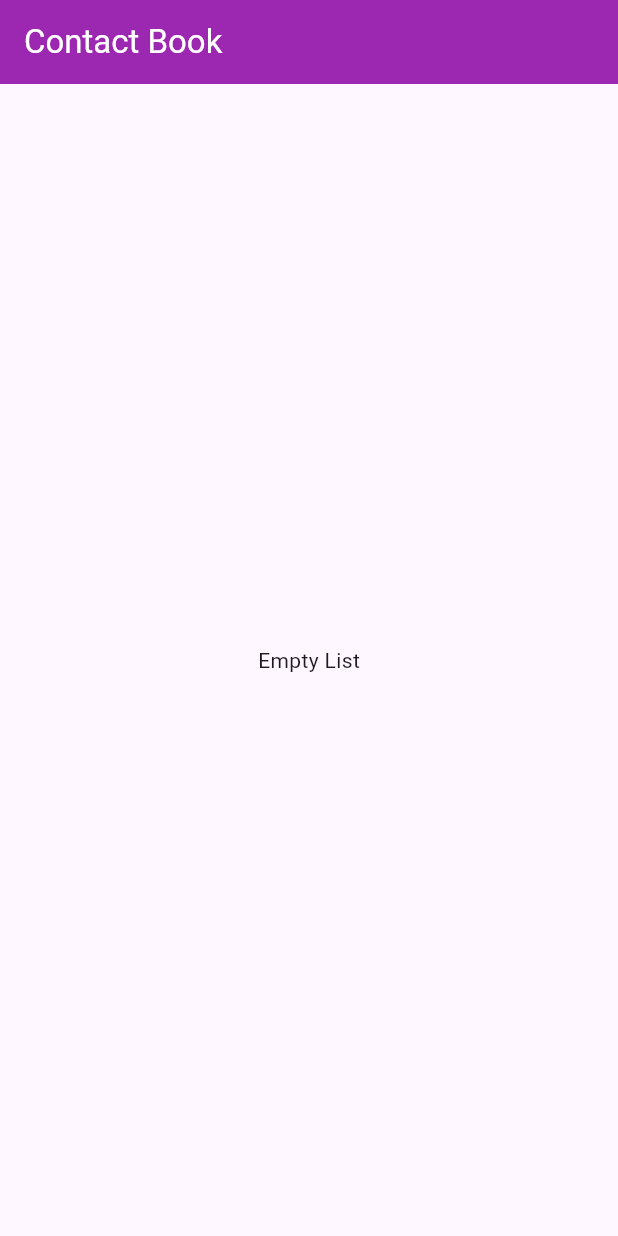
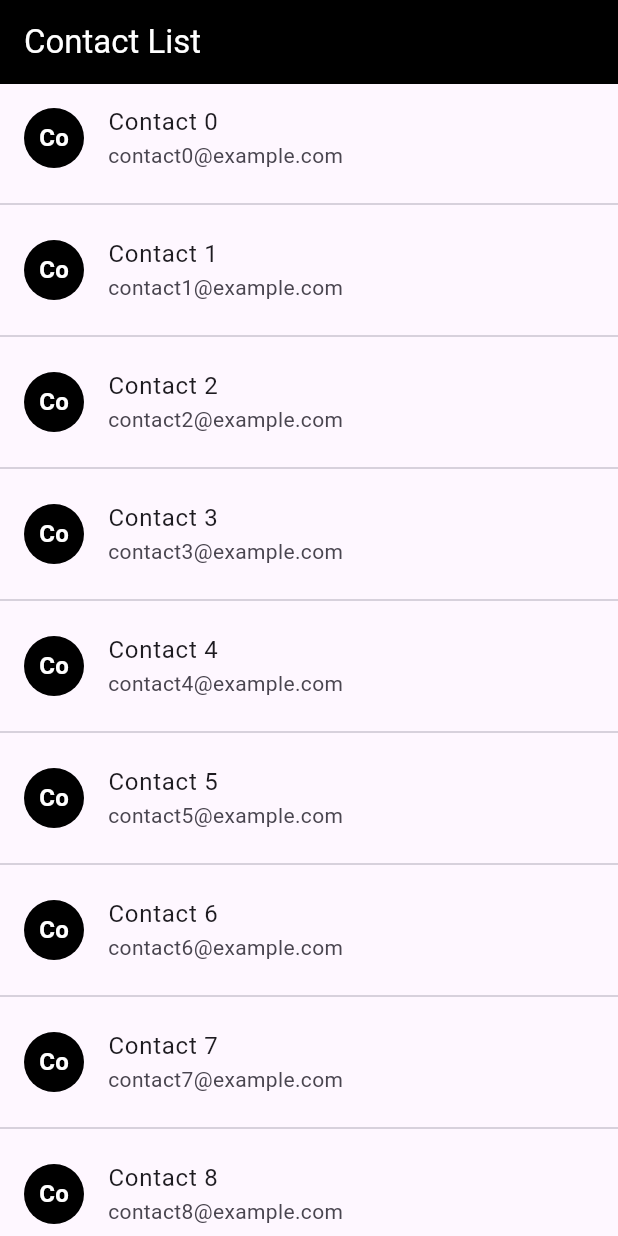
Before and after one commit to Adrianns/flutter_clean_architecture, a Flutter app: the screen it shows after launch, on a phone screen of 412 x 824 dp. Run offline on Flutter 3.47's test engine with Material 3 defaults, Android fonts, the light colour scheme and no system bars; our stand-ins replace equatable, flutter_bloc, get_it.

Commit message:
+ contact list page

```diff
--- a/lib/app/features/contacts/data/repositories/contacts_repository_impl.dart
+++ b/lib/app/features/contacts/data/repositories/contacts_repository_impl.dart
@@ -1,9 +1,24 @@
 import 'package:clean_architecture_course/app/core/utils/either.dart';
 import 'package:clean_architecture_course/app/features/contacts/domain/entities/contact.dart';
 import 'package:clean_architecture_course/app/features/contacts/domain/repositories/contacts_repository.dart';
+import 'package:clean_architecture_course/app/features/contacts/domain/value_objects/email.dart';
+import 'package:clean_architecture_course/app/features/contacts/domain/value_objects/phone_number.dart';
 
 class ContactsRepositoryImpl implements ContactsRepository {
   List<Contact> contacts = [];
+
+  ContactsRepositoryImpl() {
+    for (int i = 0; i <= 18; i++) {
+      contacts.add(
+        Contact(
+          id: '$i',
+          name: 'Contact $i',
+          email: Email('contact$i@example.com'),
+          phone: PhoneNumber('+59898123254'),
+        ),
+      );
+    }
+  }
   @override
   Either<Exception, Contact> createContact(Contact contact) {
     contacts.add(contact);
--- a/lib/app/features/contacts/domain/usecases/get_all_contact_usecase.dart
+++ b/lib/app/features/contacts/domain/usecases/get_all_contact_usecase.dart
@@ -7,7 +7,7 @@ class GetAllContactsUseCase {
 
   GetAllContactsUseCase(this.userRepository);
 
-  Either<Exception, List<Contact>> execute() {
+  Future<Either<Exception, List<Contact>>> execute() async {
     final users = userRepository.getAllContacts();
     return users;
   }
--- a/lib/app/features/contacts/presentation/cubit/contacts_cubit.dart
+++ b/lib/app/features/contacts/presentation/cubit/contacts_cubit.dart
@@ -7,8 +7,19 @@ import 'package:equatable/equatable.dart';
 part 'contacts_state.dart';
 
 class ContactsCubit extends Cubit<ContactsState> {
+  final CreateContactUseCase createContactUseCase;
+  final GetAllContactsUseCase getAllContactsUseCase;
   ContactsCubit({
-    required CreateContactUseCase createContact,
-    required GetAllContactsUseCase getAllContacts,
-  }) : super(ContactsInitialState());
+    required this.createContactUseCase,
+    required this.getAllContactsUseCase,
+  }) : super(ContactsInitial());
+
+  void getAllContacts() async {
+    emit(ContactsLoading());
+    final result = await getAllContactsUseCase.execute();
+    result.fold(
+      (error) => emit(ContactsError(error as String)),
+      (contacts) => emit(ContactsLoaded(contacts)),
+    );
+  }
 }
--- a/lib/app/features/contacts/presentation/cubit/contacts_state.dart
+++ b/lib/app/features/contacts/presentation/cubit/contacts_state.dart
@@ -7,14 +7,23 @@ abstract class ContactsState extends Equatable {
   List<Object> get props => [];
 }
 
-class ContactsInitialState extends ContactsState {}
+class ContactsInitial extends ContactsState {}
 
-class ContactsLoadingState extends ContactsState {}
+class ContactsLoading extends ContactsState {}
 
-class ContactsLoadedState extends ContactsState {
+class ContactsError extends ContactsState {
+  final String message;
+
+  const ContactsError(this.message);
+
+  @override
+  List<Object> get props => [message];
+}
+
+class ContactsLoaded extends ContactsState {
   final List<Contact> contacts;
 
-  const ContactsLoadedState(this.contacts);
+  const ContactsLoaded(this.contacts);
 
   @override
   List<Object> get props => [contacts];
--- a/lib/injection_container.dart
+++ b/lib/injection_container.dart
@@ -2,7 +2,6 @@ import 'package:clean_architecture_course/app/features/contacts/data/repositorie
 import 'package:clean_architecture_course/app/features/contacts/domain/repositories/contacts_repository.dart';
 import 'package:clean_architecture_course/app/features/contacts/domain/usecases/create_contact_usecase.dart';
 import 'package:clean_architecture_course/app/features/contacts/domain/usecases/get_all_contact_usecase.dart';
-import 'package:clean_architecture_course/app/features/contacts/presentation/cubit/contacts_cubit.dart';
 import 'package:get_it/get_it.dart';
 
 final sl = GetIt.instance;
@@ -15,9 +14,4 @@ Future<void> init() async {
   // USECASES
   sl.registerLazySingleton(() => CreateContactUseCase(sl()));
   sl.registerLazySingleton(() => GetAllContactsUseCase(sl()));
-  // BLOC, CUBITS, PROVIDERS, ETC
-  sl.registerFactory(() => ContactsCubit(
-        createContact: sl(),
-        getAllContacts: sl(),
-      ));
 }
--- a/lib/main.dart
+++ b/lib/main.dart
@@ -1,5 +1,9 @@
+import 'package:clean_architecture_course/app/features/contacts/domain/usecases/create_contact_usecase.dart';
+import 'package:clean_architecture_course/app/features/contacts/domain/usecases/get_all_contact_usecase.dart';
+import 'package:clean_architecture_course/app/features/contacts/presentation/cubit/contacts_cubit.dart';
 import 'package:clean_architecture_course/injection_container.dart' as di;
 import 'package:flutter/material.dart';
+import 'package:flutter_bloc/flutter_bloc.dart';
 
 Future<void> main() async {
   await di.init();
@@ -13,33 +17,83 @@ class MyApp extends StatelessWidget {
   Widget build(BuildContext context) {
     return MaterialApp(
       debugShowCheckedModeBanner: false,
-      title: 'My Flutter App',
       theme: ThemeData(
         useMaterial3: true,
-        primarySwatch: Colors.purple,
+        primarySwatch: Colors.blue,
       ),
-      home: const MyHomePage(),
+      home: MultiBlocProvider(
+        providers: [
+          BlocProvider<ContactsCubit>(
+              create: (context) => ContactsCubit(
+                    createContactUseCase: di.sl<CreateContactUseCase>(),
+                    getAllContactsUseCase: di.sl<GetAllContactsUseCase>(),
+                  )..getAllContacts()),
+        ],
+        child: const ContactListPage(),
+      ),
     );
   }
 }
 
-class MyHomePage extends StatelessWidget {
-  const MyHomePage({super.key});
+class ContactListPage extends StatelessWidget {
+  const ContactListPage({Key? key}) : super(key: key);
 
   @override
   Widget build(BuildContext context) {
     return Scaffold(
       appBar: AppBar(
-        backgroundColor: Colors.purple,
+        backgroundColor: Colors.black,
         title: const Text(
-          'Contact Book',
+          'Contact List',
           style: TextStyle(color: Colors.white),
         ),
       ),
-      body: const Center(
-          child: Text(
-        'Empty List',
-      )),
+      body: BlocBuilder<ContactsCubit, ContactsState>(
+        builder: (context, state) {
+          if (state is ContactsLoading || state is ContactsInitial) {
+            return const Center(
+              child: CircularProgressIndicator(),
+            );
+          } else if (state is ContactsLoaded) {
+            final contacts = state.contacts;
+            if (contacts.isEmpty) {
+              return const Center(
+                child: Text('No Contacts'),
+              );
+            } else {
+              return ListView.separated(
+                itemCount: contacts.length,
+                itemBuilder: (context, index) {
+                  final contact = contacts[index];
+                  return ListTile(
+                    leading: CircleAvatar(
+                      backgroundColor: Colors.black,
+                      child: Text(
+                        contact.name.substring(0, 2),
+                        style: const TextStyle(
+                          color: Colors.white,
+                          fontWeight: FontWeight.bold,
+                        ),
+                      ),
+                    ),
+                    title: Text(contact.name),
+                    subtitle: Text(contact.email.value),
+                  );
+                },
+                separatorBuilder: (BuildContext context, int index) {
+                  return const Divider();
+                },
+              );
+            }
+          } else if (state is ContactsError) {
+            return Center(
+              child: Text('Error: ${state.message}'),
+            );
+          } else {
+            return const SizedBox();
+          }
+        },
+      ),
     );
   }
 }
```
